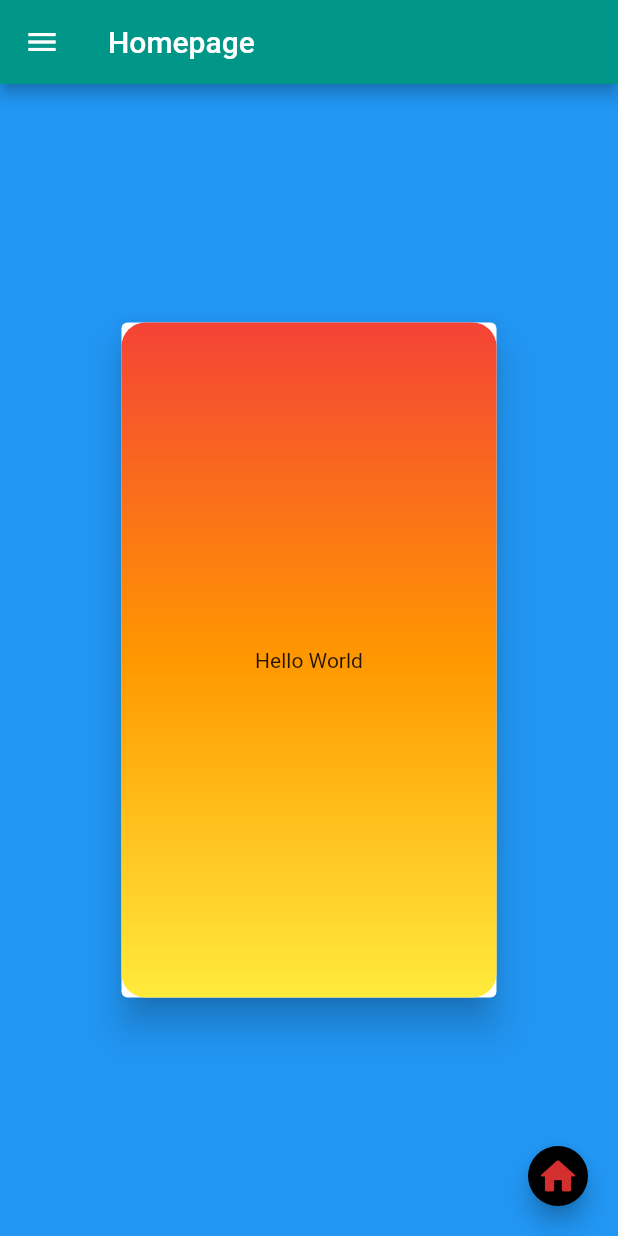
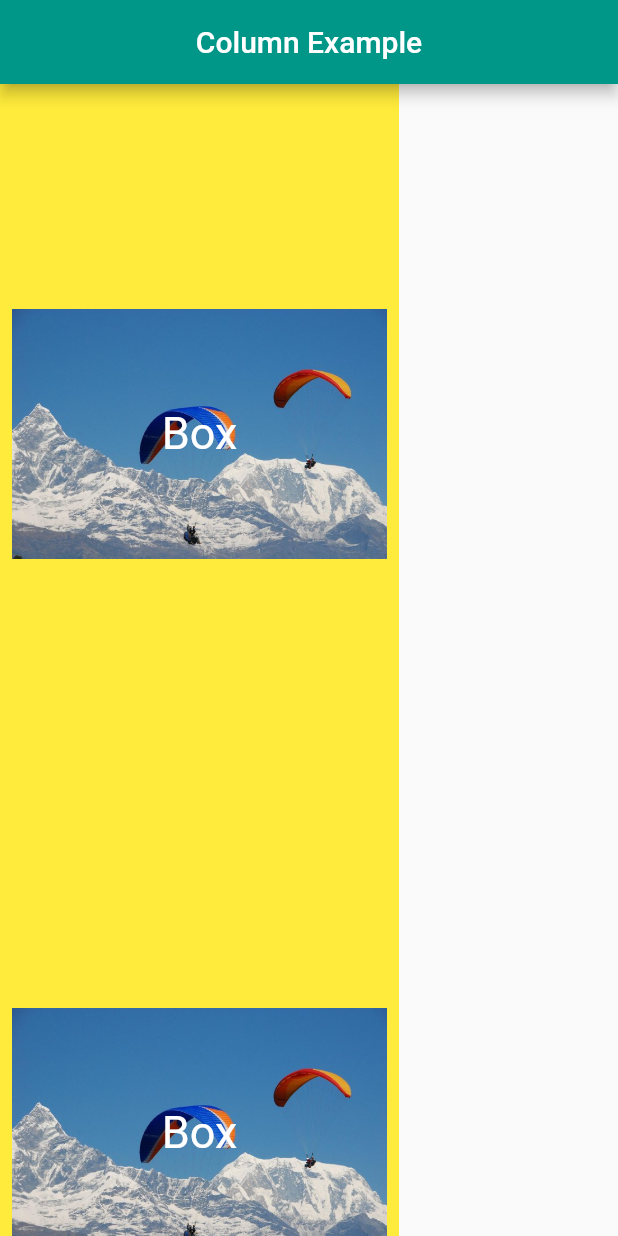
Before and after one commit to BibekPoudel38/flutterclass2, a Flutter app: the screen it shows after launch, on a phone screen of 412 x 824 dp. Run offline on Flutter 3.47's test engine with Material 2 defaults, Android fonts, the phone set to English and light mode, and no system bars.

Commit message:
Updated today's code

```diff
--- a/lib/homepage.dart
+++ b/lib/homepage.dart
@@ -1,4 +1,6 @@
 import 'package:flutter/material.dart';
+
+import 'my_container.dart';
 
 class Homepage extends StatelessWidget {
   const Homepage({Key? key}) : super(key: key);
@@ -10,7 +12,9 @@ class Homepage extends StatelessWidget {
         title: const Text("Homepage"),
         centerTitle: false,
       ),
-      drawer: const Drawer(),
+      drawer: const Drawer(
+        child: MyContainer(),
+      ),
       // body: const Text(
       //   "Hello! my name is something someone.",
       //   maxLines: 1,
@@ -21,46 +25,59 @@ class Homepage extends StatelessWidget {
       //     fontWeight: FontWeight.bold,
       //   ),
       // ),
+      // body: Container(
+      //   color: Colors.blue,
+      //   // height: 100,
+      //   // width: 200,
+      //   child: const Center(
+      //     child: MyContainer(
+      //       text: "Hi from body",
+      //       height: 120,
+      //       radius: 180,
+      //     ),
+      //   ),
+      // ),
+
       body: Container(
         color: Colors.blue,
-        // height: 100,
-        // width: 200,
-        child: Center(
-          child: Card(
-            elevation: 10,
-            child: Container(
-              height: 450,
-              width: 250,
-              decoration: BoxDecoration(
-                color: Colors.yellow,
-                borderRadius: BorderRadius.circular(16),
-                // shape: BoxShape.circle,
-                gradient: const LinearGradient(
-                  colors: [
-                    Colors.red,
-                    Colors.orange,
-                    Colors.yellow,
-                  ],
-                  begin: Alignment.topCenter,
-                  end: Alignment.bottomCenter,
-                ),
-              ),
-              child: const Center(child: Text("Hello World")),
-            ),
-          ),
+        // height: 600,
+        // wrap takes elements to next line
+        // child: ListView(
+        //   // spacing: 50,
+        //   // runSpacing: 50,
+        //   // direction: Axis.vertical,
+        //   // crossAxisAlignment: CrossAxisAlignment.end,
+        //   // mainAxisAlignment: MainAxisAlignment.start,
+        //   children: [
+        //     for (int i = 0; i < 10; i++)
+        //       MyContainer(
+        //         radius: 12,
+        //         height: 12,
+        //         text: "Hello $i",
+        //       ),
+        //   ],
+        // ),
+        child: ListView.builder(
+          physics: const BouncingScrollPhysics(),
+          itemCount: 50,
+          // reverse: true,
+          itemBuilder: (context, index) {
+            return const MyContainer();
+          },
         ),
       ),
-      floatingActionButton: FloatingActionButton.small(
+
+      floatingActionButton: FloatingActionButton.extended(
         onPressed: () {
           print("Hello world");
         },
-        // label: const Text("press here"),
-        child: Icon(
-          Icons.home_rounded,
-          color: Colors.red.shade700,
-          size: 30,
-          // semanticLabel: "Add button",
-        ),
+        label: const Text("press here"),
+        // icon: Icon(
+        //   Icons.home_rounded,
+        //   color: Colors.red.shade700,
+        //   size: 30,
+        //   // semanticLabel: "Add button",
+        // ),
       ),
     );
   }
--- a/lib/main.dart
+++ b/lib/main.dart
@@ -1,7 +1,6 @@
 // import 'package:day2/homepage.dart';
+import 'package:day2/single_child_scroll_view.dart';
 import 'package:flutter/material.dart';
-
-import 'homepage.dart';
 
 void main() {
   runApp(const MyApp());
@@ -27,7 +26,12 @@ class MyApp extends StatelessWidget {
       ),
       // theme: ThemeData.light(),
       // theme: ThemeData.dark(),
-      home: const Homepage(),
+      // home: const Homepage(),
+      // home: MyRowWidget(),
+      // home: MyColumnWidget(),
+      // home: MyListWidget(),
+      // home: MyListBuilderWidget(),
+      home: const MySingleChildScrollWidget(),
     );
   }
 }
--- /dev/null
+++ b/lib/my_container.dart
@@ -0,0 +1,49 @@
+import 'package:flutter/material.dart';
+
+class MyContainer extends StatelessWidget {
+  const MyContainer({
+    Key? key,
+  }) : super(key: key);
+
+  @override
+  Widget build(BuildContext context) {
+    return Padding(
+      padding: const EdgeInsets.all(8.0),
+      child: Container(
+        height: 450,
+        width: 250,
+        decoration: const BoxDecoration(
+          image: DecorationImage(
+            // image: NetworkImage(
+            //   "https://cdn.dribbble.com/users/1622791/screenshots/11174104/flutter_intro.png",
+            // ),
+            image: AssetImage("assets/pokhara.jpg"),
+          ),
+        ),
+        // decoration: BoxDecoration(
+        //   color: Colors.yellow,
+        //   borderRadius: BorderRadius.circular(16),
+        //   // shape: BoxShape.circle,
+        //   gradient: const LinearGradient(
+        //     colors: [
+        //       Colors.red,
+        //       Colors.orange,
+        //       Colors.yellow,
+        //     ],
+        //     begin: Alignment.topCenter,
+        //     end: Alignment.bottomCenter,
+        //   ),
+        // ),
+        child: const Center(
+          child: Text(
+            "Box",
+            style: TextStyle(
+              fontSize: 30,
+              color: Colors.white,
+            ),
+          ),
+        ),
+      ),
+    );
+  }
+}
--- /dev/null
+++ b/lib/single_child_scroll_view.dart
@@ -0,0 +1,28 @@
+import 'package:day2/my_container.dart';
+import 'package:flutter/material.dart';
+
+class MySingleChildScrollWidget extends StatelessWidget {
+  const MySingleChildScrollWidget({Key? key}) : super(key: key);
+
+  @override
+  Widget build(BuildContext context) {
+    return Scaffold(
+      appBar: AppBar(
+        title: const Text("Column Example"),
+      ),
+      body: Container(
+        color: Colors.yellow,
+        child: Column(
+          // mainAxisAlignment: MainAxisAlignment.center,
+          // crossAxisAlignment: CrossAxisAlignment.center,
+          children: const [
+            MyContainer(),
+            MyContainer(),
+            MyContainer(),
+            MyContainer(),
+          ],
+        ),
+      ),
+    );
+  }
+}
--- a/pubspec.yaml
+++ b/pubspec.yaml
@@ -58,8 +58,8 @@ flutter:
   uses-material-design: true
 
   # To add assets to your application, add an assets section, like this:
-  # assets:
-  #   - images/a_dot_burr.jpeg
+  assets:
+    - assets/
   #   - images/a_dot_ham.jpeg
 
   # An image asset can refer to one or more resolution-specific "variants", see
```
Also changed, not shown: lib/column.dart (added, +28 -0 lines), lib/list.dart (added, +28 -0 lines), lib/list_view_builder.dart (added, +28 -0 lines), lib/row.dart (added, +28 -0 lines), assets/pokhara.jpg (added).
